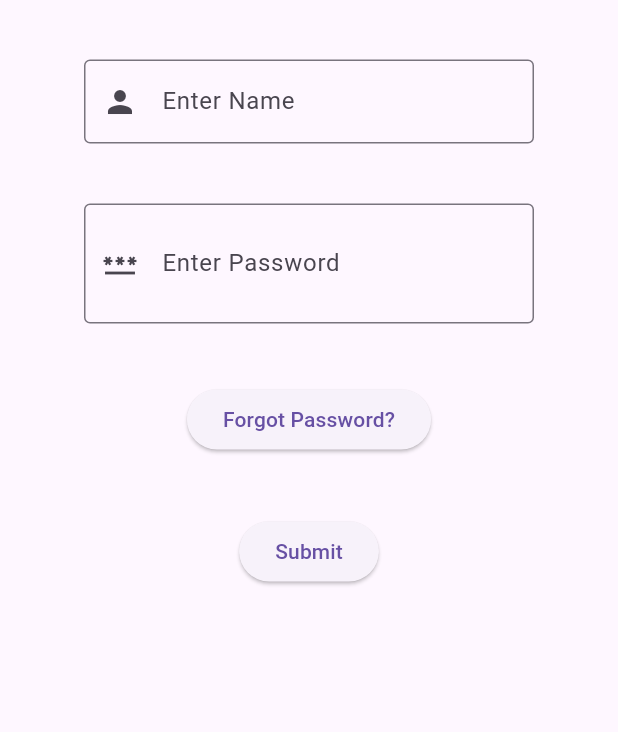
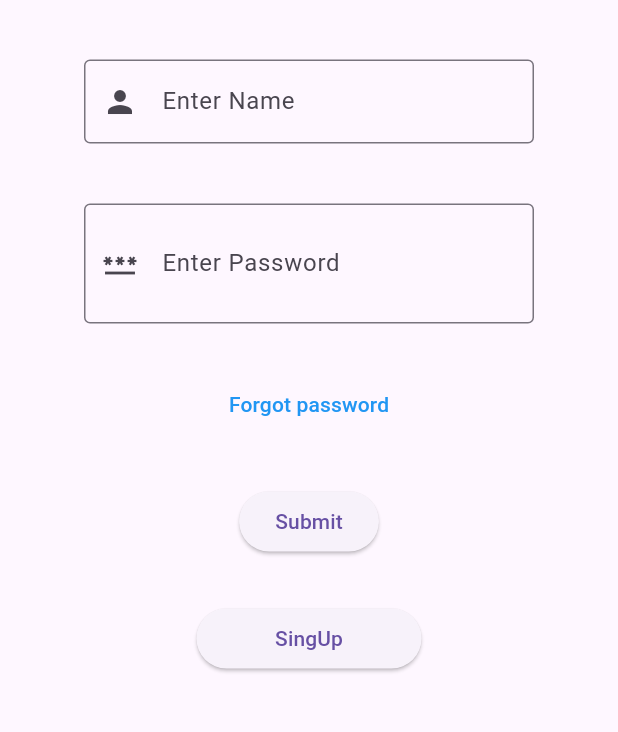
Before and after one commit to vaibhav494/ecommerce_android, a Flutter app: the screen it shows after launch, on a phone screen of 412 x 824 dp, the part 302-1034 px from its top. Run offline on Flutter 3.47's test engine with Material 3 defaults, Android fonts, the phone set to English and light mode, and no system bars.

Commit message:
added mail in alertdialog and signup button in login page

```diff
--- a/lib/LoginPage.dart
+++ b/lib/LoginPage.dart
@@ -77,21 +77,33 @@ class _LoginPageState extends State<LoginPage> {
                     ),
                     //Forgot password container
                     Container(
-                        margin:const EdgeInsets.only(top:40),
-                        child:ElevatedButton(
-                            onPressed: (){
+                        margin:const EdgeInsets.only(top:30),
+                        child:TextButton(
+                            style: ButtonStyle(
+                              foregroundColor: MaterialStateProperty.all<Color>(Colors.blue),
+                              overlayColor: MaterialStateProperty.resolveWith<Color?>(
+                                    (Set<MaterialState> states) {
+                                  if (states.contains(MaterialState.hovered))
+                                    return Colors.blue.withOpacity(0.04);
+                                  if (states.contains(MaterialState.focused) ||
+                                      states.contains(MaterialState.pressed))
+                                    return Colors.blue.withOpacity(0.12);
+                                  return null; // Defer to the widget's default.
+                                },
+                              ),
+                            ),
+                            onPressed: () {
                               Navigator.push(
                                 context,
                                 MaterialPageRoute(builder: (context) => ForgotPage()),
                               );
                             },
-
-                            child :Text('Forgot Password?')
+                            child: Text('Forgot password')
                         )
                     ),
                     //submit container
                     Container(
-                      margin: const EdgeInsets.only(top: 40),
+                      margin: const EdgeInsets.only(top: 30),
                       child:ElevatedButton(
                         onPressed: () {
                           Navigator.push(
@@ -102,6 +114,24 @@ class _LoginPageState extends State<LoginPage> {
                         child: Text('Submit'),
                       ),
                     ),
+
+                    Container(
+                      margin: const EdgeInsets.only(top: 30),
+                      child:SizedBox(
+                        width: 150,
+                        child: ElevatedButton(
+                          onPressed: () {
+                            Navigator.push(
+                              context,
+                              MaterialPageRoute(builder: (context) => MyHomePage()),
+                            );
+                          },
+                          child: Text('SingUp'),
+                        ),
+                      ),
+                    )
+
+
 
                   ],
                 ),
```
Also changed, not shown: lib/ForgotPage.dart (+10 -1 lines).
